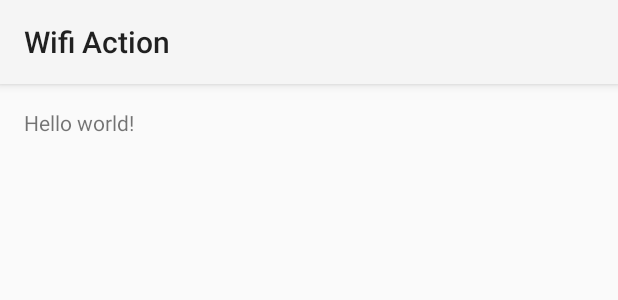
After one commit to roosnic1/wifi_action, an Android app: the layout activity_log.xml on its own in the app's theme, with its tools: preview values and no code run, on a phone screen of 412 x 824 dp. The commit adds this screen. Shown: the top 300 px of the screen. Run offline under Robolectric (Android 15) with nearby library versions, the phone set to English and light mode, and no system bars.

Commit message:
created new activity to display logs

```diff
--- a/WifiAction/app/src/main/AndroidManifest.xml
+++ b/WifiAction/app/src/main/AndroidManifest.xml
@@ -40,6 +40,11 @@
         <activity
             android:name=".ActionActivity"
             android:label="@string/title_activity_notification"
+            android:parentActivityName=".MainActivity" >
+        </activity>
+        <activity
+            android:name=".LogActivity"
+            android:label="@string/title_activity_log"
             android:parentActivityName=".MainActivity">
         </activity>
     </application>
--- /dev/null
+++ b/WifiAction/app/src/main/res/layout/activity_log.xml
@@ -0,0 +1,12 @@
+<RelativeLayout xmlns:android="http://schemas.android.com/apk/res/android"
+    xmlns:tools="http://schemas.android.com/tools" android:layout_width="match_parent"
+    android:layout_height="match_parent" android:paddingLeft="@dimen/activity_horizontal_margin"
+    android:paddingRight="@dimen/activity_horizontal_margin"
+    android:paddingTop="@dimen/activity_vertical_margin"
+    android:paddingBottom="@dimen/activity_vertical_margin"
+    tools:context="com.koki.app.wifiaction.LogActivity">
+
+    <TextView android:text="@string/hello_world" android:layout_width="wrap_content"
+        android:layout_height="wrap_content" />
+
+</RelativeLayout>
--- a/WifiAction/app/src/main/res/values/strings.xml
+++ b/WifiAction/app/src/main/res/values/strings.xml
@@ -25,4 +25,8 @@
     <string name="act_bn_add">Save</string>
     <string name="act_sw_onoff">On/Off</string>
 
+
+    <!-- Logs -->
+    <string name="title_activity_log">Logs</string>
+
 </resources>
```
Also changed, not shown: WifiAction/app/src/main/java/com/koki/app/wifiaction/LogActivity.java (added, +18 -0 lines).
